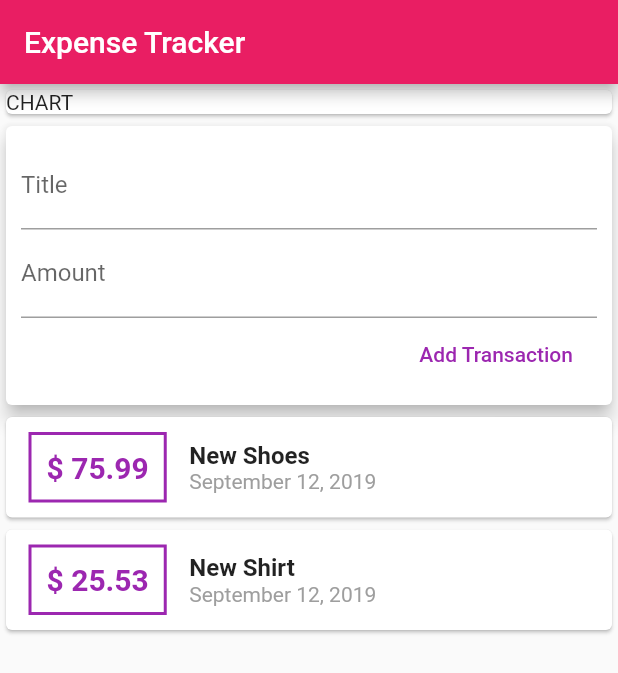
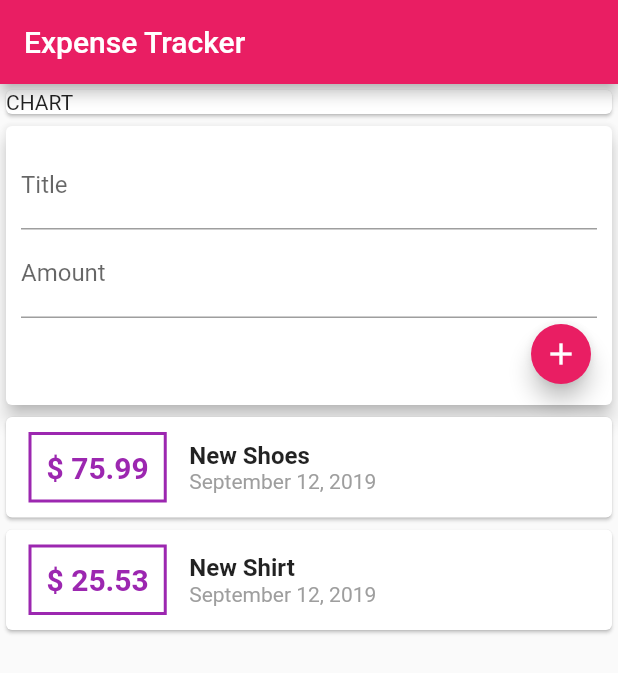
Before and after one commit to YuckiestPenguin/flutter_expense_report, a Flutter app: the screen it shows after launch, on a phone screen of 412 x 824 dp. Shown: the top 673 px of the screen. Run offline on Flutter 3.47's test engine with Material 2 defaults, Android fonts, the phone set to English and light mode, and no system bars.

Commit message:
used floating action button instead

```diff
--- a/lib/widgets/new_transaction.dart
+++ b/lib/widgets/new_transaction.dart
@@ -25,13 +25,15 @@ class NewTransaction extends StatelessWidget {
             Row(
               mainAxisAlignment: MainAxisAlignment.end,
               children: <Widget>[
-                FlatButton(
-                    textColor: Colors.purple,
-                    child: Text('Add Transaction'),
-                    onPressed: (() {
-                      addTransaction(titleController.text,
-                          double.parse(amountController.text));
-                    })),
+                FloatingActionButton(
+                  child: Icon(Icons.add),
+                  backgroundColor: Colors.pink,
+                  mini: true,
+                  onPressed: (() {
+                    addTransaction(titleController.text,
+                        double.parse(amountController.text));
+                  }),
+                ),
               ],
             ),
           ],
```
